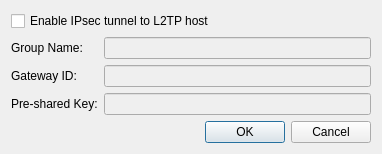
Before: the Qt Designer form vpn/l2tp/l2tpadvanced.ui in KDE/plasma-nm, drawn with Qt 5.
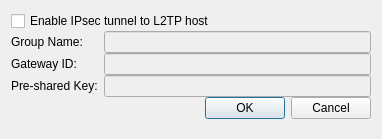
After: the same form once the commit is applied.

Diff of the .ui file:
```diff
--- a/vpn/l2tp/l2tpadvanced.ui
+++ b/vpn/l2tp/l2tpadvanced.ui
@@ -11,6 +11,9 @@
    </rect>
   </property>
   <layout class="QFormLayout" name="formLayout">
+    <property name="verticalSpacing">
+    <number>0</number>
+    </property>
    <item row="0" column="0" colspan="2">
     <widget class="QCheckBox" name="cbEnableTunnelToHost">
      <property name="text">
```
